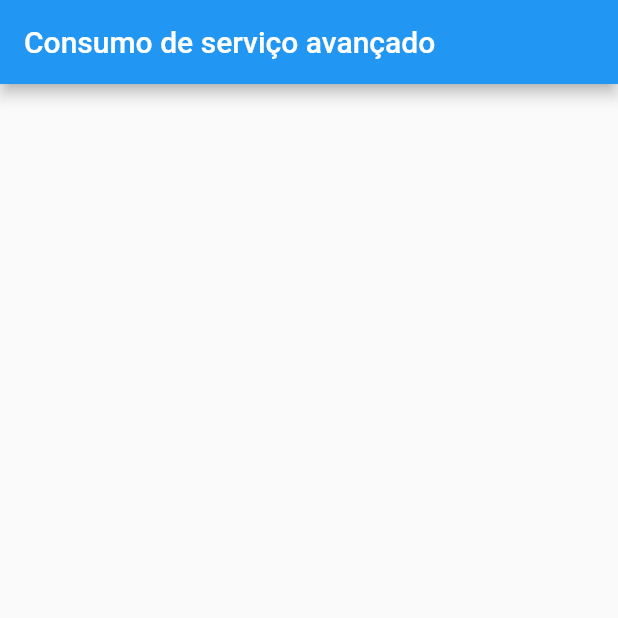
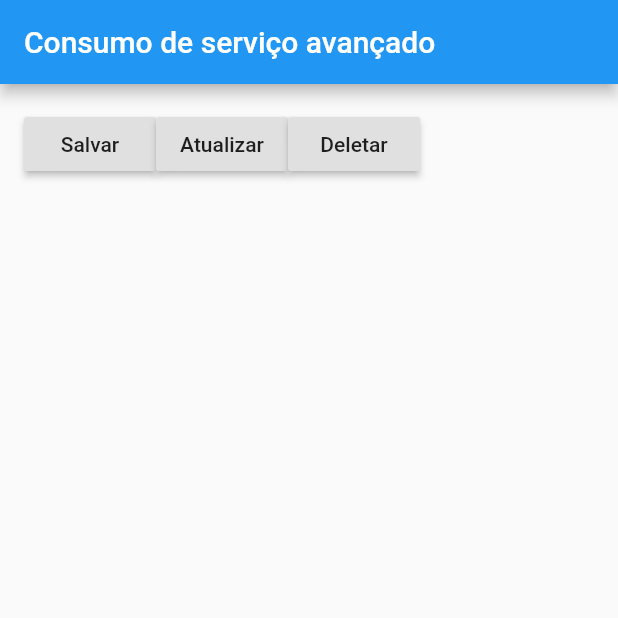
Before and after one commit to DanielleRS/consumo-servico-avancado, a Flutter app: the screen it shows after launch, on a phone screen of 412 x 824 dp, the top half of it. Run offline on Flutter 3.47's test engine with Material 2 defaults, Android fonts, the phone set to English and light mode, and no system bars; network calls fail.

Commit message:
Requisição Post e widget Expanded

```diff
--- a/lib/Home.dart
+++ b/lib/Home.dart
@@ -13,7 +13,7 @@ class _HomeState extends State<Home> {
 
   String _urlBase = "https://jsonplaceholder.typicode.com";
 
-  Future<List<Post>> _recuperarPostagens() async{
+  Future<List<Post>> _recuperarPostagens() async {
     http.Response response = await http.get(_urlBase + "/posts");
 
     var dadosJson = json.decode(response.body);
@@ -28,13 +28,69 @@ class _HomeState extends State<Home> {
     //print(postagens.toString());
   }
 
+  _post() async {
+
+    var corpo = json.encode(
+      {
+        "userId": 120,
+        "id": null,
+        "title": "Título",
+        "body": "Corpo da postagem"
+      }
+    );
+
+    http.Response response = await http.post(
+      _urlBase + "/posts",
+      headers: {
+        "Content-type": "application/json; charset=UTF-8"
+      },
+      body: corpo
+    );
+
+    print("resposta: ${response.statusCode}");
+    print("resposta: ${response.body}");
+  }
+
+  _put() {
+
+  }
+
+  _patch() {
+
+  }
+
+  _delete() {
+
+  }
+
   @override
   Widget build(BuildContext context) {
     return Scaffold(
       appBar: AppBar(
         title: Text("Consumo de serviço avançado"),
       ),
-      body: FutureBuilder<List<Post>>(
+      body: Container(
+        padding: EdgeInsets.all(16),
+        child: Column(
+          children: <Widget>[
+            Row(
+              children: <Widget>[
+                RaisedButton(
+                  child: Text("Salvar"),
+                  onPressed: _post,
+                ),
+                RaisedButton(
+                  child: Text("Atualizar"),
+                  onPressed: _post,
+                ),
+                RaisedButton(
+                  child: Text("Deletar"),
+                  onPressed: _post,
+                )
+              ],
+            ),
+            Expanded(
+              child: FutureBuilder<List<Post>>(
                 future: _recuperarPostagens(),
                 builder: (context, snapshot) {
                   switch(snapshot.connectionState) {
@@ -49,7 +105,6 @@ class _HomeState extends State<Home> {
                       if(snapshot.hasError) {
                         print("Lista: erro ao carregar.");
                       } else {
-                print("Lista: carregou.");
                         return ListView.builder(
                           itemCount: snapshot.data.length,
                           itemBuilder: (context, index) {
@@ -66,6 +121,10 @@ class _HomeState extends State<Home> {
                   }
                 },
               ),
+            )
+          ],
+        ),
+      )
     );
   }
 }
```
Lines whose indentation alone changed are shown as unchanged.
